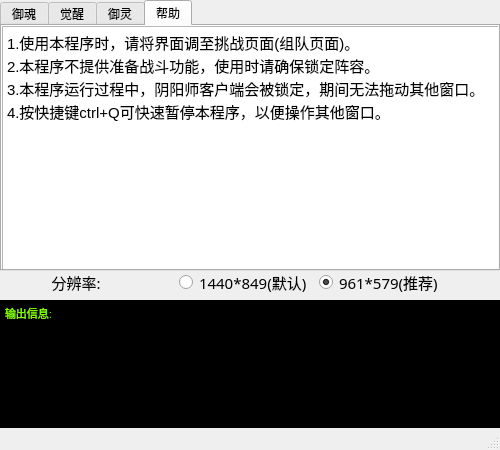
This is mainwindow.ui in 0x5E0C/Auxiliary as Qt 5 draws it before an edit. The edited form follows.
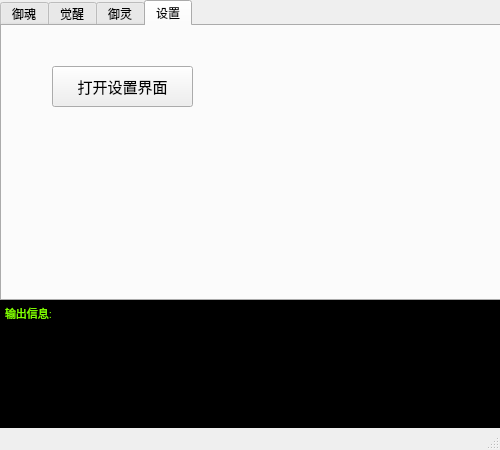
This is the edited form. The open tabs and pages were chosen to show the change.

```diff
--- a/mainwindow.ui
+++ b/mainwindow.ui
@@ -19,8 +19,8 @@
      <rect>
       <x>0</x>
       <y>0</y>
-      <width>500</width>
-      <height>271</height>
+      <width>501</width>
+      <height>301</height>
      </rect>
     </property>
     <property name="font">
@@ -479,26 +479,25 @@
     </widget>
     <widget class="QWidget" name="help">
      <attribute name="title">
-      <string>帮助</string>
+      <string>设置</string>
      </attribute>
-     <widget class="QTextBrowser" name="textBrowser">
+     <widget class="QPushButton" name="button_open_setting">
       <property name="geometry">
        <rect>
-        <x>0</x>
-        <y>0</y>
-        <width>500</width>
-        <height>270</height>
+        <x>50</x>
+        <y>40</y>
+        <width>141</width>
+        <height>41</height>
        </rect>
       </property>
-      <property name="html">
-       <string>&lt;!DOCTYPE HTML PUBLIC &quot;-//W3C//DTD HTML 4.0//EN&quot; &quot;http://www.w3.org/TR/REC-html40/strict.dtd&quot;&gt;
-&lt;html&gt;&lt;head&gt;&lt;meta name=&quot;qrichtext&quot; content=&quot;1&quot; /&gt;&lt;style type=&quot;text/css&quot;&gt;
-p, li { white-space: pre-wrap; }
-&lt;/style&gt;&lt;/head&gt;&lt;body style=&quot; font-family:'SimSun'; font-size:9pt; font-weight:400; font-style:normal;&quot;&gt;
-&lt;p style=&quot; margin-top:0px; margin-bottom:0px; margin-left:0px; margin-right:0px; -qt-block-indent:0; text-indent:0px;&quot;&gt;&lt;span style=&quot; font-family:'Ubuntu'; font-size:11pt;&quot;&gt;1.使用本程序时，请将界面调至挑战页面(组队页面)。&lt;/span&gt;&lt;/p&gt;
-&lt;p style=&quot; margin-top:0px; margin-bottom:0px; margin-left:0px; margin-right:0px; -qt-block-indent:0; text-indent:0px;&quot;&gt;&lt;span style=&quot; font-family:'Ubuntu'; font-size:11pt;&quot;&gt;2.本程序不提供准备战斗功能，使用时请确保锁定阵容。&lt;/span&gt;&lt;/p&gt;
-&lt;p style=&quot; margin-top:0px; margin-bottom:0px; margin-left:0px; margin-right:0px; -qt-block-indent:0; text-indent:0px;&quot;&gt;&lt;span style=&quot; font-family:'Ubuntu'; font-size:11pt;&quot;&gt;3.本程序运行过程中，阴阳师客户端会被锁定，期间无法拖动其他窗口。&lt;/span&gt;&lt;/p&gt;
-&lt;p style=&quot; margin-top:0px; margin-bottom:0px; margin-left:0px; margin-right:0px; -qt-block-indent:0; text-indent:0px;&quot;&gt;&lt;span style=&quot; font-family:'Ubuntu'; font-size:11pt;&quot;&gt;4.按快捷键ctrl+Q可快速暂停本程序，以便操作其他窗口。&lt;/span&gt;&lt;/p&gt;&lt;/body&gt;&lt;/html&gt;</string>
+      <property name="font">
+       <font>
+        <family>宋体</family>
+        <pointsize>11</pointsize>
+       </font>
+      </property>
+      <property name="text">
+       <string>打开设置界面</string>
       </property>
      </widget>
     </widget>
@@ -529,66 +528,6 @@
 &lt;p style=&quot;-qt-paragraph-type:empty; margin-top:0px; margin-bottom:0px; margin-left:0px; margin-right:0px; -qt-block-indent:0; text-indent:0px; font-family:'Ubuntu'; font-size:8pt;&quot;&gt;&lt;br /&gt;&lt;/p&gt;&lt;/body&gt;&lt;/html&gt;</string>
     </property>
    </widget>
-   <widget class="QWidget" name="horizontalLayoutWidget_3">
-    <property name="geometry">
-     <rect>
-      <x>40</x>
-      <y>270</y>
-      <width>412</width>
-      <height>24</height>
-     </rect>
-    </property>
-    <layout class="QHBoxLayout" name="horizontalLayout_4">
-     <item>
-      <widget class="QLabel" name="resolution_label">
-       <property name="font">
-        <font>
-         <family>宋体</family>
-         <pointsize>11</pointsize>
-        </font>
-       </property>
-       <property name="text">
-        <string>   分辨率:</string>
-       </property>
-      </widget>
-     </item>
-     <item>
-      <widget class="QRadioButton" name="resolution1">
-       <property name="font">
-        <font>
-         <family>宋体</family>
-         <pointsize>11</pointsize>
-        </font>
-       </property>
-       <property name="text">
-        <string>1440*849(默认)</string>
-       </property>
-       <property name="checkable">
-        <bool>true</bool>
-       </property>
-       <property name="checked">
-        <bool>false</bool>
-       </property>
-      </widget>
-     </item>
-     <item>
-      <widget class="QRadioButton" name="resolution2">
-       <property name="font">
-        <font>
-         <family>宋体</family>
-         <pointsize>11</pointsize>
-        </font>
-       </property>
-       <property name="text">
-        <string>961*579(推荐)</string>
-       </property>
-       <property name="checked">
-        <bool>true</bool>
-       </property>
-      </widget>
-     </item>
-    </layout>
-   </widget>
    <zorder>showInfoArea</zorder>
    <zorder>pages</zorder>
    <zorder>horizontalLayoutWidget_3</zorder>
```
Left out of the diff: 122 changed lines with no effect on the pictures.
